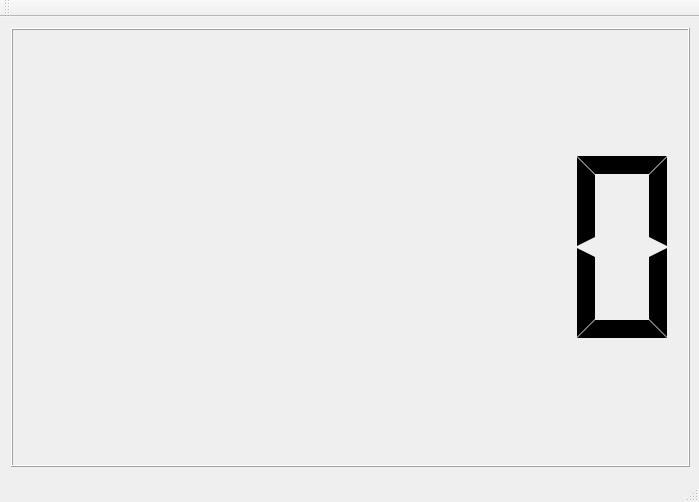
Old version of the form SCII/sciimainwindow.ui in the repository internetscooter/Vespa-Labs.
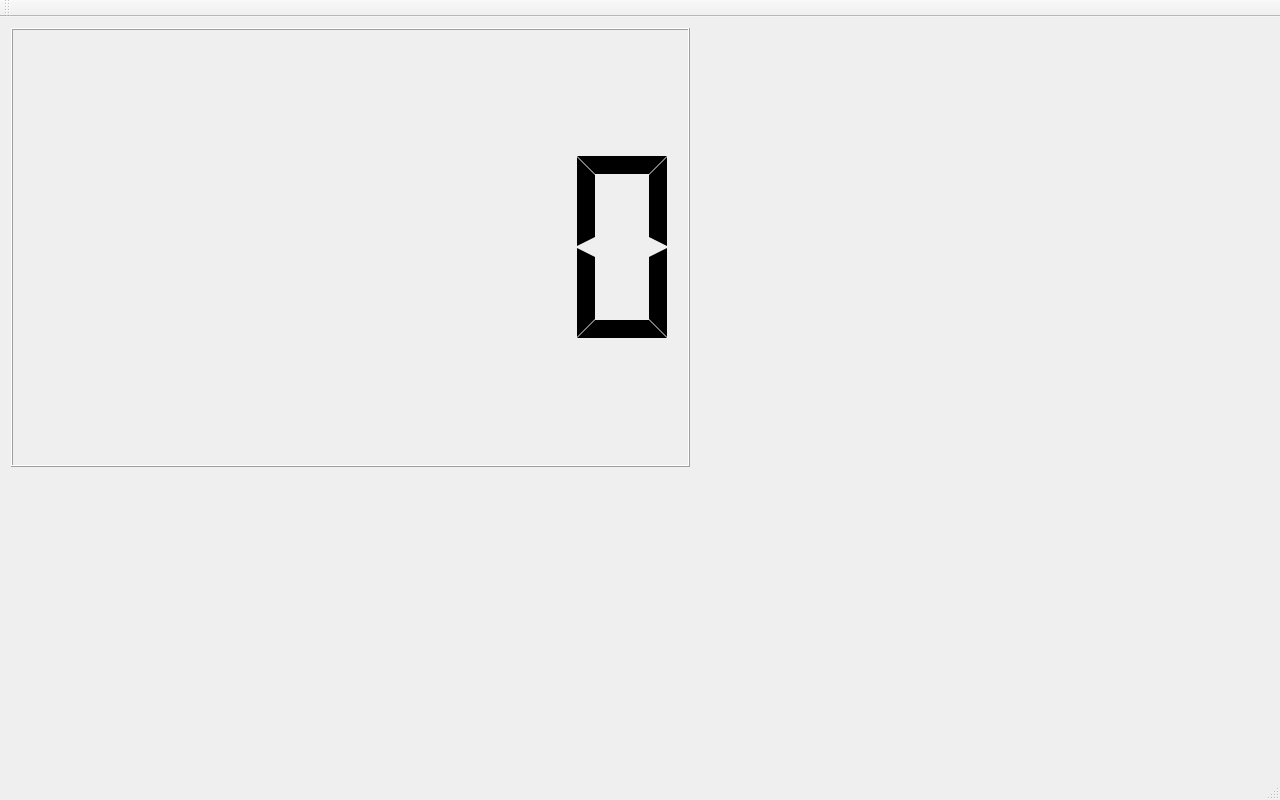
New version of the form.

Commit message: Added disclaimer and licensing info

```diff
--- a/SCII/sciimainwindow.ui
+++ b/SCII/sciimainwindow.ui
@@ -6,8 +6,8 @@
    <rect>
     <x>0</x>
     <y>0</y>
-    <width>699</width>
-    <height>502</height>
+    <width>1280</width>
+    <height>800</height>
    </rect>
   </property>
   <property name="windowTitle">
```
Left out of the diff: 2 changed lines with no effect on the pictures.
